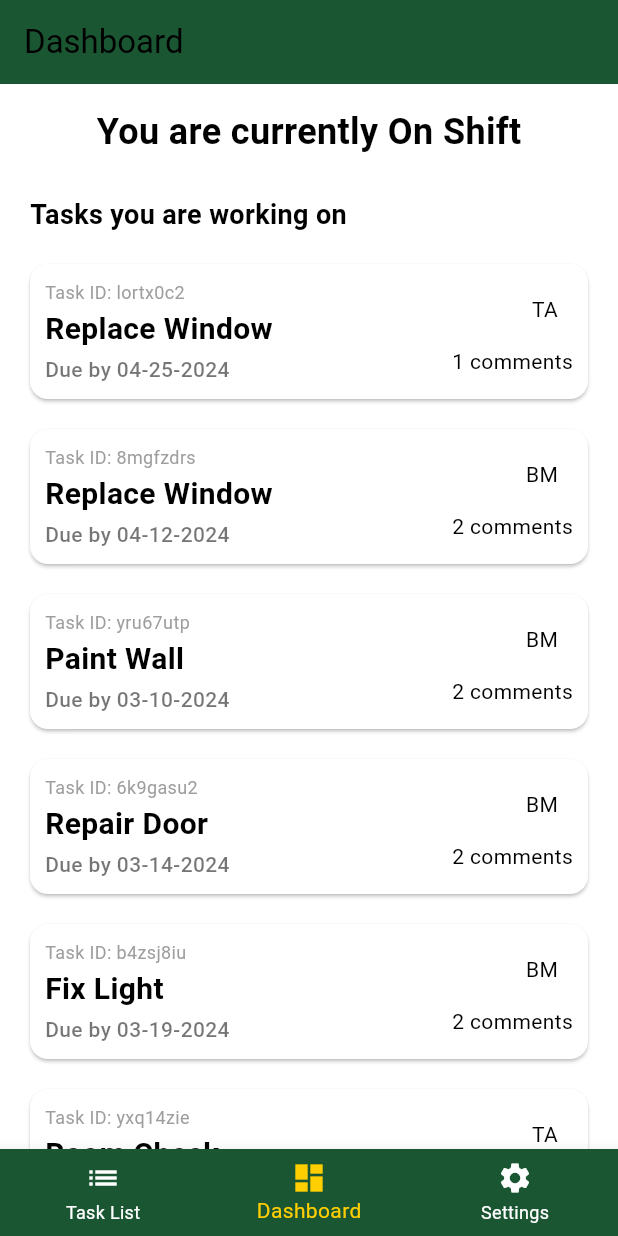
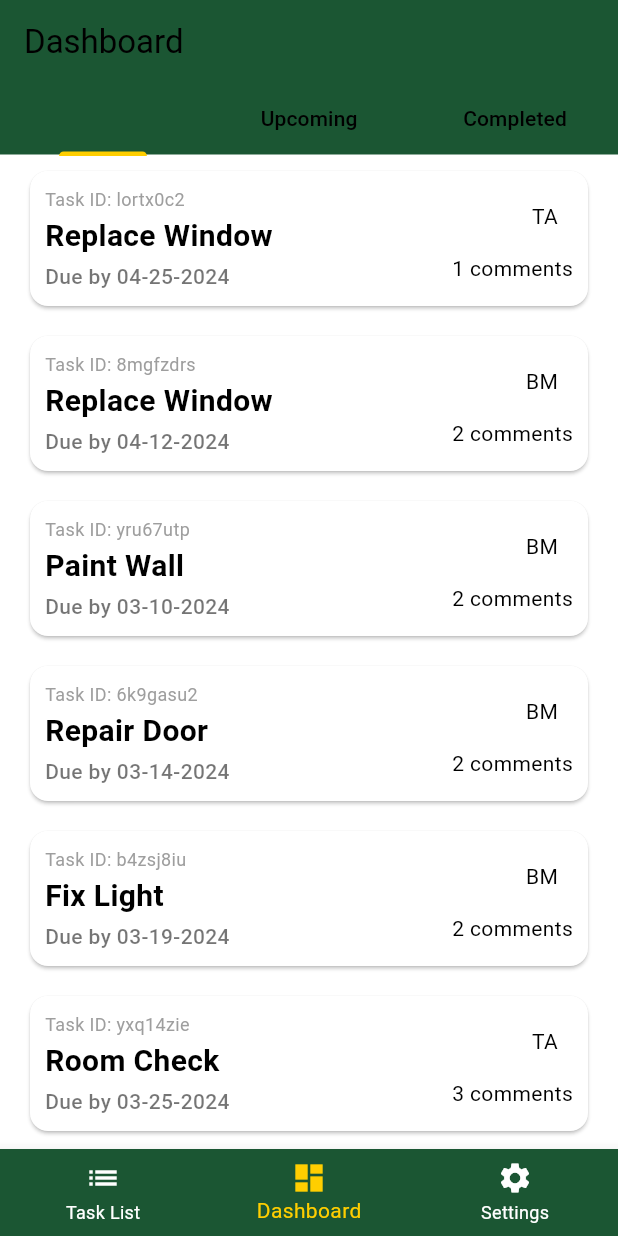
Before and after one commit to jyorko/reslife-operations, a Flutter app: the screen it shows after launch, after a tap on "Login", on a phone screen of 412 x 824 dp. Run offline on Flutter 3.47's test engine with Material 3 defaults, Android fonts, the phone set to English and light mode, and no system bars.

Commit message:
I modified dashboard to be showing tasks on tab bar

```diff
--- a/flutter/app/lib/dashboard.dart
+++ b/flutter/app/lib/dashboard.dart
@@ -3,89 +3,71 @@ import 'package:flutter/material.dart';
 import 'package:app/widgets/task_card.dart';
 import 'package:app/data/mock_data/task_mock_data.dart';
 
-class Dashboard extends StatelessWidget {
-  Dashboard({super.key});
+class Dashboard extends StatefulWidget {
+  const Dashboard({super.key});
+  @override
+  _DashboardState createState() => _DashboardState();
+}
 
-  // TODO: replace task provider to API
+class _DashboardState extends State<Dashboard>
+    with SingleTickerProviderStateMixin {
+  late TabController _tabController;
+
   TasksDataProvider tasksProvider = TasksDataProvider(tasks: taskMockData);
 
-  // final TaskData taskData = TaskData();
-  final shiftStatus = 'On Shift';
+  @override
+  void initState() {
+    super.initState();
+    _tabController = TabController(length: 3, vsync: this);
+  }
+
+  @override
+  void dispose() {
+    _tabController.dispose();
+    super.dispose();
+  }
 
   @override
   Widget build(BuildContext context) {
-    // Task lists filterd by their status
+
+    // Tasks filtered by the user name and status selected in the tabs
     List<Map<String, dynamic>> onGoingTasks =
         tasksProvider.getFilteredTasks("On-Going");
     List<Map<String, dynamic>> completedTasks =
         tasksProvider.getFilteredTasks("Complete");
-    List<Map<String, dynamic>> onHoldTasks =
+    List<Map<String, dynamic>> newTasks =
         tasksProvider.getFilteredTasks("On-Hold");
 
     return Scaffold(
       appBar: AppBar(
         title: const Text('Dashboard'),
         backgroundColor: Theme.of(context).colorScheme.primary,
+        bottom: TabBar(
+          controller: _tabController,
+          tabs: const [
+            Tab(
+              text: 'On Going',
             ),
-      body: SingleChildScrollView(
-        child: Column(
-          crossAxisAlignment: CrossAxisAlignment.start,
-          children: <Widget>[
-            // user shift status
-            Center(
-              child: Padding(
-                padding: const EdgeInsets.fromLTRB(20, 15, 20, 10),
-                child: Text(
-                  'You are currently $shiftStatus',
-                  style: const TextStyle(
-                    fontSize: 24,
-                    fontWeight: FontWeight.bold,
-                    color: Colors.black,
+            Tab(
+              text: 'Upcoming',
+            ),
+            Tab(
+              text: 'Completed',
+            ),
+          ],
+          indicatorColor: Theme.of(context).colorScheme.secondary,
         ),
       ),
-              ),
-            ),
-
-            // On Going tasks
-            const Padding(
-              padding: EdgeInsets.fromLTRB(20, 15, 20, 10),
-              child: Text(
-                'Tasks you are working on',
-                style: TextStyle(
-                  fontSize: 18,
-                  fontWeight: FontWeight.bold,
-                ),
-              ),
-            ),
-            // User On Going Task Cards
+      body: TabBarView(
+        controller: _tabController,
+        children: [
+          // On Going Tasks
+          SingleChildScrollView(
+            child: Column(
+              mainAxisAlignment: MainAxisAlignment.start,
+              crossAxisAlignment: CrossAxisAlignment.stretch,
+              children: [
                 for (var task in onGoingTasks)
-              Column(
-                children: [
-                  TaskCard(
-                    taskId: task['id'],
-                    title: task['title'],
-                    dueDate: task['dueDate'],
-                    tag: task['tag'],
-                    comments: List<String>.from(task['comments']),
-                  ),
-                ],
-              ),
-
-            const Divider(height: 20, thickness: 1, indent: 20, endIndent: 20),
-
-            // New Tasks related to the user's position
-            const Padding(
-              padding: EdgeInsets.fromLTRB(20, 15, 20, 10),
-              child: Text(
-                'Tasks related to your position',
-                style: TextStyle(
-                  fontSize: 18,
-                  fontWeight: FontWeight.bold,
-                ),
-              ),
-            ),
-            // Task Cards
-            for (var task in onHoldTasks)
                   Column(
                     children: [
                       TaskCard(
@@ -100,6 +82,50 @@ class Dashboard extends StatelessWidget {
               ],
             ),
           ),
+          // New Tasks
+          SingleChildScrollView(
+            child: Column(
+              mainAxisAlignment: MainAxisAlignment.start,
+              crossAxisAlignment: CrossAxisAlignment.stretch,
+              children: [
+                for (var task in newTasks)
+                  Column(
+                    children: [
+                      TaskCard(
+                        taskId: task['id'],
+                        title: task['title'],
+                        dueDate: task['dueDate'],
+                        tag: task['tag'],
+                        comments: List<String>.from(task['comments']),
+                      ),
+                    ],
+                  ),
+              ],
+            ),
+          ),
+          // Completed Tasks
+          SingleChildScrollView(
+            child: Column(
+              mainAxisAlignment: MainAxisAlignment.start,
+              crossAxisAlignment: CrossAxisAlignment.stretch,
+              children: [
+                for (var task in completedTasks)
+                  Column(
+                    children: [
+                      TaskCard(
+                        taskId: task['id'],
+                        title: task['title'],
+                        dueDate: task['dueDate'],
+                        tag: task['tag'],
+                        comments: List<String>.from(task['comments']),
+                      ),
+                    ],
+                  ),
+              ],
+            ),
+          ),
+        ],
+      ),
     );
   }
 }
```
Lines whose indentation alone changed are shown as unchanged.
